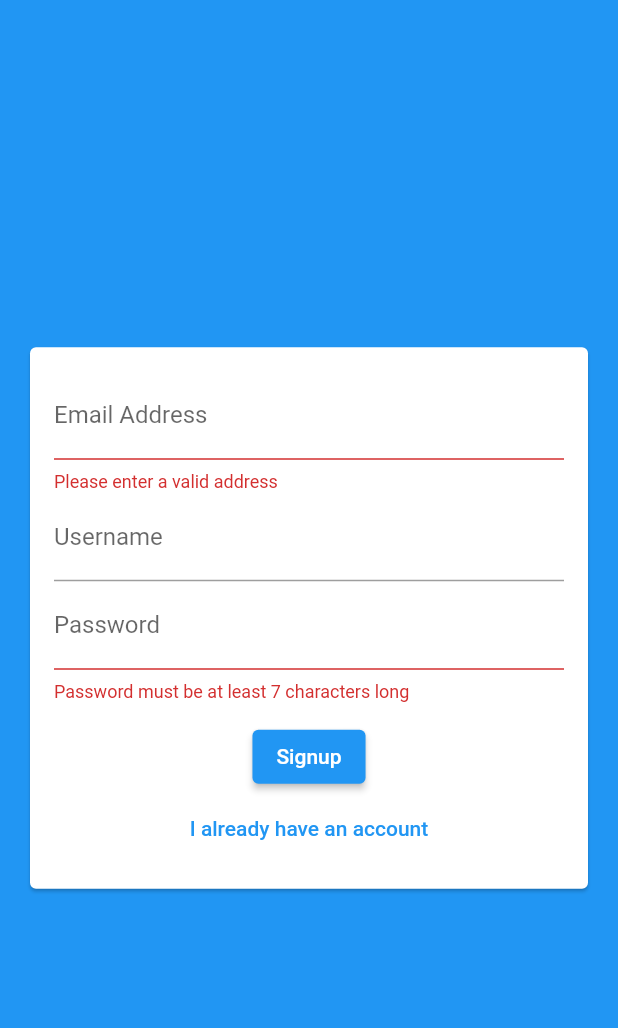
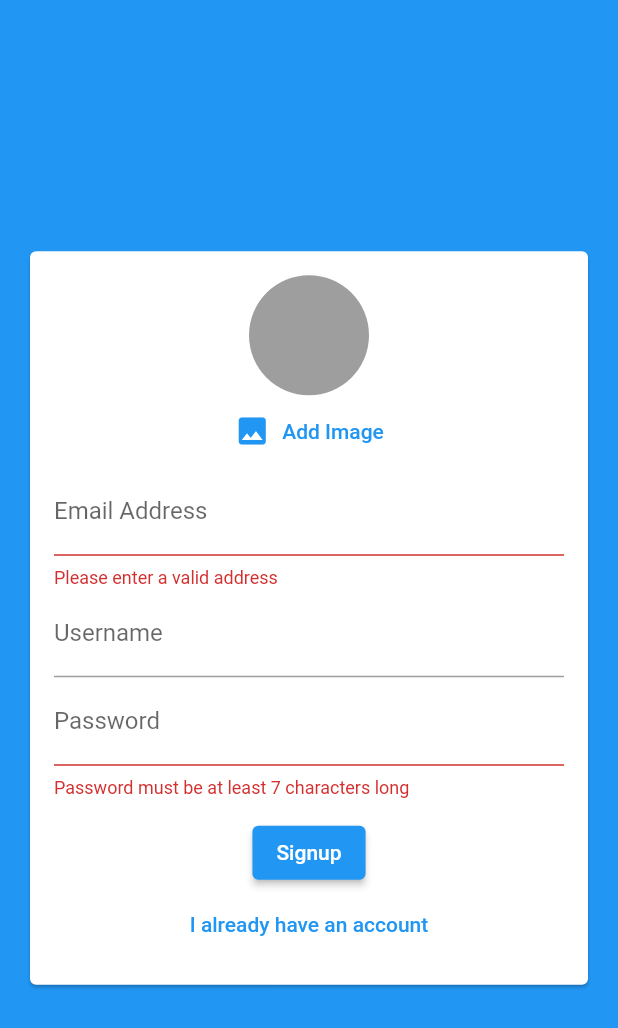
Before and after one commit to narmuni123/chat_app, a Flutter app: the screen it shows after launch, after a tap on "Login", after a tap on "Create new account", on a phone screen of 412 x 824 dp. Shown: the top 1028 px of the screen. Run offline on Flutter 3.47's test engine with Material 2 defaults, Android fonts, the phone set to English and light mode, and no system bars; our stand-ins replace cloud_firestore, firebase_auth, firebase_core, image_picker; accounts and stored records are empty.

Commit message:
Added image upload

```diff
--- a/lib/widgets/auth_form.dart
+++ b/lib/widgets/auth_form.dart
@@ -1,3 +1,6 @@
+import 'dart:developer';
+
+import 'package:chat_app/widgets/pickers/user_image_picker.dart';
 import 'package:flutter/material.dart';
 
 class AuthForm extends StatefulWidget {
@@ -53,6 +56,7 @@ class _AuthFormState extends State<AuthForm> {
               child: Column(
                 mainAxisSize: MainAxisSize.min,
                 children: [
+                  if (!_isLogin) const UserImagePicker(),
                   TextFormField(
                     key: const ValueKey('email'),
                     validator: (value) {
--- /dev/null
+++ b/lib/widgets/pickers/user_image_picker.dart
@@ -0,0 +1,45 @@
+import 'dart:io';
+
+import 'package:flutter/material.dart';
+import 'package:image_picker/image_picker.dart';
+
+class UserImagePicker extends StatefulWidget {
+  const UserImagePicker({Key? key}) : super(key: key);
+
+  @override
+  State<UserImagePicker> createState() => _UserImagePickerState();
+}
+
+class _UserImagePickerState extends State<UserImagePicker> {
+  File? _pickedImage;
+
+  void _pickImage() async {
+    final ImagePicker picker = ImagePicker();
+
+    final pickedImage = await picker.pickImage(source: ImageSource.camera);
+    setState(() {
+      _pickedImage = File(pickedImage!.path);
+    });
+  }
+
+  @override
+  Widget build(BuildContext context) {
+    return Column(
+      children: [
+        CircleAvatar(
+          radius: 40,
+          backgroundColor: Colors.grey,
+          backgroundImage:
+              (_pickedImage == null) ? null : FileImage(_pickedImage!),
+        ),
+        TextButton.icon(
+          onPressed: _pickImage,
+          icon: const Icon(Icons.image),
+          label: const Text(
+            'Add Image',
+          ),
+        ),
+      ],
+    );
+  }
+}
--- a/pubspec.yaml
+++ b/pubspec.yaml
@@ -18,6 +18,7 @@ dependencies:
   firebase_messaging: ^14.3.0
   firebase_core: ^2.8.0
   firebase_auth: ^4.2.10
+  image_picker: ^0.8.7+1
 
 dev_dependencies:
   flutter_test:
```
Also changed, not shown: pubspec.lock, 1 other file.
